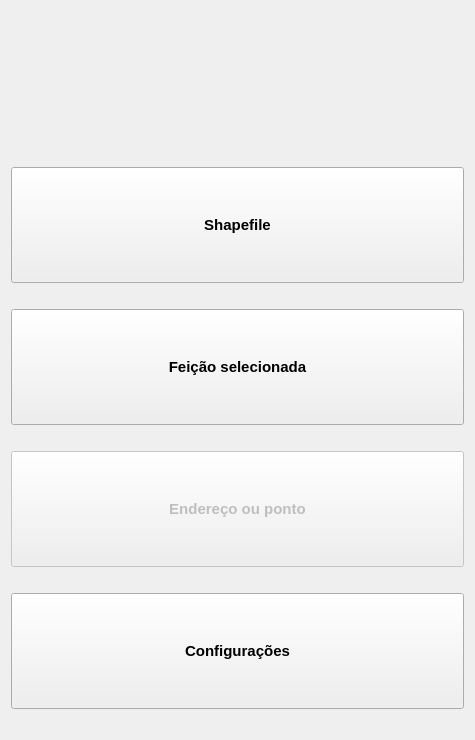
spuhub/prisma, file screens/main_window.ui: the form before one commit.
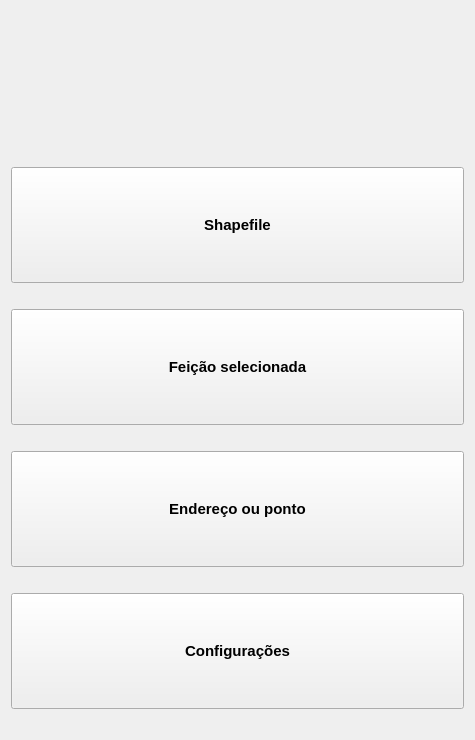
The form after the commit. Icons and pictures are not drawn.

Commit message: correção da tabela de atributos do memeorial descritivo

Patch:
```diff
--- a/screens/main_window.ui
+++ b/screens/main_window.ui
@@ -138,7 +138,7 @@
      <item>
       <widget class="QPushButton" name="btn_ponto">
        <property name="enabled">
-        <bool>false</bool>
+        <bool>true</bool>
        </property>
        <property name="sizePolicy">
         <sizepolicy hsizetype="Expanding" vsizetype="Expanding">
```
